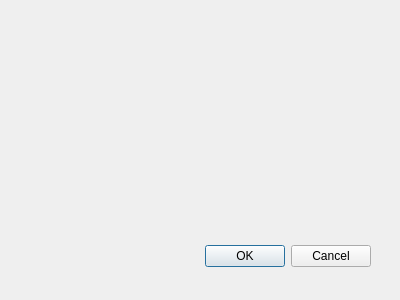
First picture: the form in login.ui, repository walter-agostinho/Vehicle_Searching, before the edit.
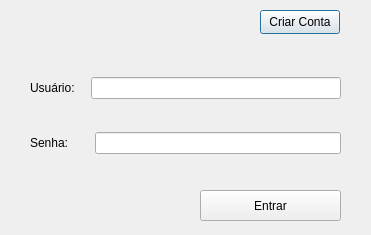
Second picture: the form after the edit.

The edit to the form file:
```diff
--- a/login.ui
+++ b/login.ui
@@ -6,27 +6,130 @@
    <rect>
     <x>0</x>
     <y>0</y>
-    <width>400</width>
-    <height>300</height>
+    <width>371</width>
+    <height>235</height>
    </rect>
   </property>
+  <property name="sizePolicy">
+   <sizepolicy hsizetype="Fixed" vsizetype="Fixed">
+    <horstretch>0</horstretch>
+    <verstretch>0</verstretch>
+   </sizepolicy>
+  </property>
+  <property name="minimumSize">
+   <size>
+    <width>0</width>
+    <height>0</height>
+   </size>
+  </property>
+  <property name="maximumSize">
+   <size>
+    <width>800</width>
+    <height>600</height>
+   </size>
+  </property>
   <property name="windowTitle">
    <string>Dialog</string>
   </property>
-  <widget class="QDialogButtonBox" name="buttonBox">
+  <property name="sizeGripEnabled">
+   <bool>false</bool>
+  </property>
+  <widget class="QPushButton" name="createAccountButton">
+   <property name="geometry">
+    <rect>
+     <x>260</x>
+     <y>10</y>
+     <width>80</width>
+     <height>24</height>
+    </rect>
+   </property>
+   <property name="text">
+    <string>Criar Conta</string>
+   </property>
+  </widget>
+  <widget class="QWidget" name="verticalLayoutWidget">
    <property name="geometry">
     <rect>
      <x>30</x>
-     <y>240</y>
-     <width>341</width>
-     <height>32</height>
+     <y>50</y>
+     <width>311</width>
+     <height>131</height>
     </rect>
    </property>
-   <property name="orientation">
-    <enum>Qt::Horizontal</enum>
+   <layout class="QVBoxLayout" name="verticalLayout_2">
+    <item>
+     <layout class="QHBoxLayout" name="horizontalLayout_3">
+      <item>
+       <widget class="QLabel" name="label">
+        <property name="text">
+         <string>Usuário:</string>
+        </property>
+       </widget>
+      </item>
+      <item>
+       <spacer name="horizontalSpacer">
+        <property name="orientation">
+         <enum>Qt::Horizontal</enum>
+        </property>
+        <property name="sizeType">
+         <enum>QSizePolicy::Maximum</enum>
+        </property>
+        <property name="sizeHint" stdset="0">
+         <size>
+          <width>10</width>
+          <height>1</height>
+         </size>
+        </property>
+       </spacer>
+      </item>
+      <item>
+       <widget class="QLineEdit" name="lineEdit"/>
+      </item>
+     </layout>
+    </item>
+    <item>
+     <layout class="QHBoxLayout" name="horizontalLayout_4">
+      <item>
+       <widget class="QLabel" name="label_2">
+        <property name="text">
+         <string>Senha:</string>
+        </property>
+       </widget>
+      </item>
+      <item>
+       <spacer name="horizontalSpacer_2">
+        <property name="orientation">
+         <enum>Qt::Horizontal</enum>
+        </property>
+        <property name="sizeType">
+         <enum>QSizePolicy::Maximum</enum>
+        </property>
+        <property name="sizeHint" stdset="0">
+         <size>
+          <width>20</width>
+          <height>1</height>
+         </size>
+        </property>
+       </spacer>
+      </item>
+      <item>
+       <widget class="QLineEdit" name="lineEdit_2"/>
+      </item>
+     </layout>
+    </item>
+   </layout>
+  </widget>
+  <widget class="QPushButton" name="pushButton">
+   <property name="geometry">
+    <rect>
+     <x>200</x>
+     <y>190</y>
+     <width>141</width>
+     <height>31</height>
+    </rect>
    </property>
-   <property name="standardButtons">
-    <set>QDialogButtonBox::Cancel|QDialogButtonBox::Ok</set>
+   <property name="text">
+    <string>Entrar</string>
    </property>
   </widget>
  </widget>
```
Left out of the diff: 43 changed lines with no effect on the pictures.
